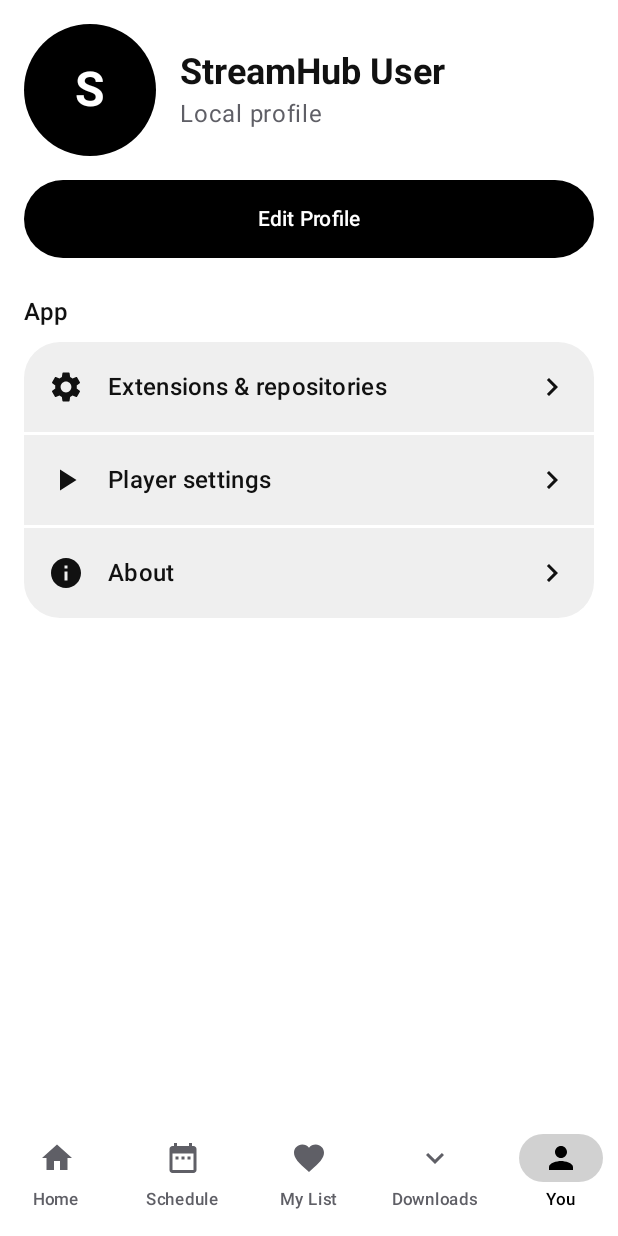
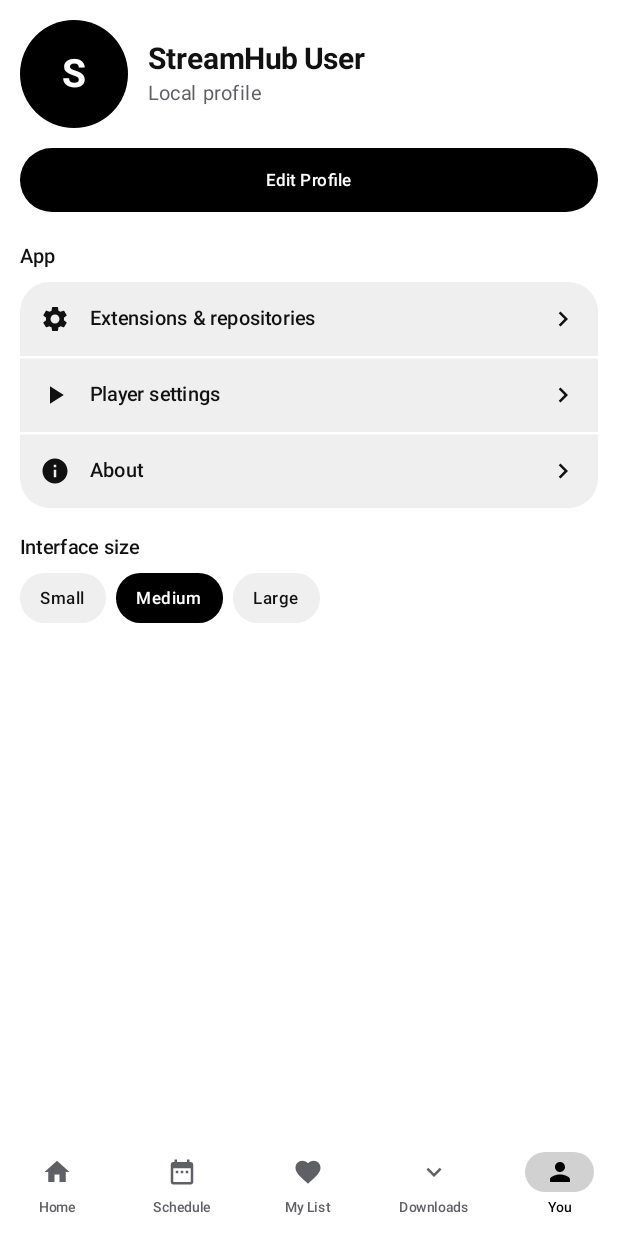
Before and after one commit to aliakbar6821/StreamHub, an Android app built with Jetpack Compose: the screen it shows after launch (MainActivity), item 5 of the bottom bar chosen, on a phone screen of 412 x 824 dp. Run offline under Robolectric (Android 15) with nearby library versions, the phone set to English and light mode, and no system bars; network calls fail; pictures from the network do not load; 1 statement that could not run was skipped.

Commit message:
Smaller UI scale, downloads layout, show plugin errors

```diff
--- a/app/src/main/kotlin/dev/lynx/streamhub/Components.kt
+++ b/app/src/main/kotlin/dev/lynx/streamhub/Components.kt
@@ -37,14 +37,14 @@ fun PillChip(label: String, selected: Boolean, onClick: () -> Unit) {
     Text(
         label,
         color = fg,
-        fontSize = 16.sp,
+        fontSize = 14.sp,
         fontWeight = FontWeight.Medium,
         maxLines = 1,
         modifier = Modifier
             .clip(RoundedCornerShape(20.dp))
             .background(bg)
             .clickable(onClick = onClick)
-            .padding(horizontal = 20.dp, vertical = 11.dp),
+            .padding(horizontal = 16.dp, vertical = 8.dp),
     )
 }
 
--- a/app/src/main/kotlin/dev/lynx/streamhub/DownloadSheet.kt
+++ b/app/src/main/kotlin/dev/lynx/streamhub/DownloadSheet.kt
@@ -106,7 +106,7 @@ fun DownloadSheet(media: MediaItem, ep: Episode, ext: Extension?, onDismiss: ()
                     Text("Finding sources\u2026 ${secs}s")
                 }
             } else if (streams.isEmpty()) {
-                Text(err ?: "This source returned no links for this one. Try another episode or plugin.", color = MaterialTheme.colorScheme.error)
+                Text(err ?: (ext as? CsExtension)?.lastError ?: "This source returned no links for this one. Try another episode or plugin.", color = MaterialTheme.colorScheme.error)
             } else {
                 Column(Modifier.heightIn(max = 240.dp).verticalScroll(rememberScrollState())) {
                     streams.forEachIndexed { i, s ->
--- a/app/src/main/kotlin/dev/lynx/streamhub/MainActivity.kt
+++ b/app/src/main/kotlin/dev/lynx/streamhub/MainActivity.kt
@@ -41,6 +41,7 @@ class MainActivity : ComponentActivity() {
         enableEdgeToEdge()
         Store.init(this)
         PlayerPrefs.init(this)
+        UiScale.value = PlayerPrefs.uiScale
         setContent {
             StreamHubTheme {
                 App()
--- a/app/src/main/kotlin/dev/lynx/streamhub/PlayerPrefs.kt
+++ b/app/src/main/kotlin/dev/lynx/streamhub/PlayerPrefs.kt
@@ -34,6 +34,10 @@ object PlayerPrefs {
         get() = p?.getBoolean("autoNext", true) ?: true
         set(v) { p?.edit()?.putBoolean("autoNext", v)?.apply() }
 
+    var uiScale: Float
+        get() = p?.getFloat("uiScale", 0.82f) ?: 0.82f
+        set(v) { p?.edit()?.putFloat("uiScale", v)?.apply() }
+
     var subScale: Float
         get() = p?.getFloat("subScale", 1f) ?: 1f
         set(v) { p?.edit()?.putFloat("subScale", v)?.apply() }
--- a/app/src/main/kotlin/dev/lynx/streamhub/PlayerScreen.kt
+++ b/app/src/main/kotlin/dev/lynx/streamhub/PlayerScreen.kt
@@ -498,7 +498,8 @@ fun PlayerScreen(req: PlayRequest, onBack: () -> Unit) {
         val t0 = System.currentTimeMillis()
         val ticker = launch {
             while (streams.isEmpty()) {
-                srcInfo = "Finding sources... ${(System.currentTimeMillis() - t0) / 1000}s"
+                val secs = (System.currentTimeMillis() - t0) / 1000
+                srcInfo = "Finding sources... ${secs}s" + (if (secs > 20) "\nSlow plugin. Go back and try another one if this keeps going." else "")
                 delay(1000)
             }
         }
@@ -514,7 +515,7 @@ fun PlayerScreen(req: PlayRequest, onBack: () -> Unit) {
             } else {
                 streams = withContext(Dispatchers.IO) { e.getStreams(ep.id) }
             }
-            if (streams.isEmpty()) error = "No sources found for this episode. Try another plugin."
+            if (streams.isEmpty()) error = "No sources found for this episode.\n" + ((e as? CsExtension)?.lastError ?: "Try another plugin.")
         } catch (t: Throwable) {
             if (t is CancellationException) throw t
             if (streams.isEmpty()) error = t.message ?: "Failed to load sources"
--- a/app/src/main/kotlin/dev/lynx/streamhub/Profile.kt
+++ b/app/src/main/kotlin/dev/lynx/streamhub/Profile.kt
@@ -89,6 +89,14 @@ fun YouScreen() {
             HorizontalDivider(color = MaterialTheme.colorScheme.background, thickness = 2.dp)
             MenuRow(Icons.Filled.Info, "About") { about = true }
         }
+        Spacer(Modifier.height(20.dp))
+        Text("Interface size", style = MaterialTheme.typography.titleMedium, fontWeight = FontWeight.Medium)
+        Spacer(Modifier.height(8.dp))
+        Row(horizontalArrangement = Arrangement.spacedBy(8.dp)) {
+            PillChip("Small", UiScale.value == 0.72f) { UiScale.value = 0.72f; PlayerPrefs.uiScale = 0.72f }
+            PillChip("Medium", UiScale.value == 0.82f) { UiScale.value = 0.82f; PlayerPrefs.uiScale = 0.82f }
+            PillChip("Large", UiScale.value == 1f) { UiScale.value = 1f; PlayerPrefs.uiScale = 1f }
+        }
     }
 
     if (edit) {
--- a/app/src/main/kotlin/dev/lynx/streamhub/Theme.kt
+++ b/app/src/main/kotlin/dev/lynx/streamhub/Theme.kt
@@ -1,10 +1,22 @@
 package dev.lynx.streamhub
+
 import androidx.compose.foundation.isSystemInDarkTheme
 import androidx.compose.material3.*
 import androidx.compose.runtime.Composable
+import androidx.compose.runtime.CompositionLocalProvider
+import androidx.compose.runtime.getValue
+import androidx.compose.runtime.mutableFloatStateOf
+import androidx.compose.runtime.setValue
 import androidx.compose.ui.graphics.Color
+import androidx.compose.ui.platform.LocalDensity
+import androidx.compose.ui.unit.Density
 
 val NavBg = Color(0xFF16161D)
+
+/** Whole-app size. 1.0 = the old big layout, 0.82 = default, 0.72 = small. */
+object UiScale {
+    var value by mutableFloatStateOf(0.82f)
+}
 
 @Composable
 fun StreamHubTheme(content: @Composable () -> Unit) {
@@ -25,5 +37,9 @@ fun StreamHubTheme(content: @Composable () -> Unit) {
         surfaceVariant = Color(0xFFEFEFEF), onSurfaceVariant = Color(0xFF5F5F66),
         outline = Color(0xFFBDBDC4), error = Color(0xFFB3261E),
     )
-    MaterialTheme(colorScheme = scheme, content = content)
+    val base = LocalDensity.current
+    // Only density is scaled: text size = sp * density * fontScale, so this shrinks dp and sp together.
+    CompositionLocalProvider(LocalDensity provides Density(base.density * UiScale.value, base.fontScale)) {
+        MaterialTheme(colorScheme = scheme, content = content)
+    }
 }
```
Also changed, not shown: app/src/main/kotlin/dev/lynx/streamhub/CsHost.kt (+27 -1 lines), app/src/main/kotlin/dev/lynx/streamhub/DownloadsScreen.kt (+17 -17 lines).
